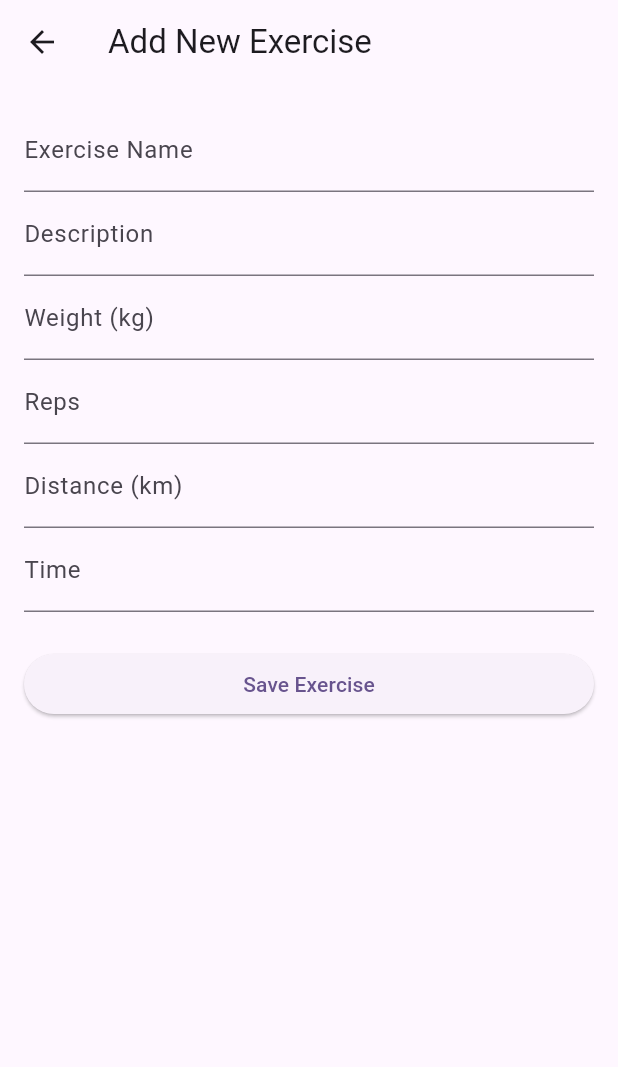
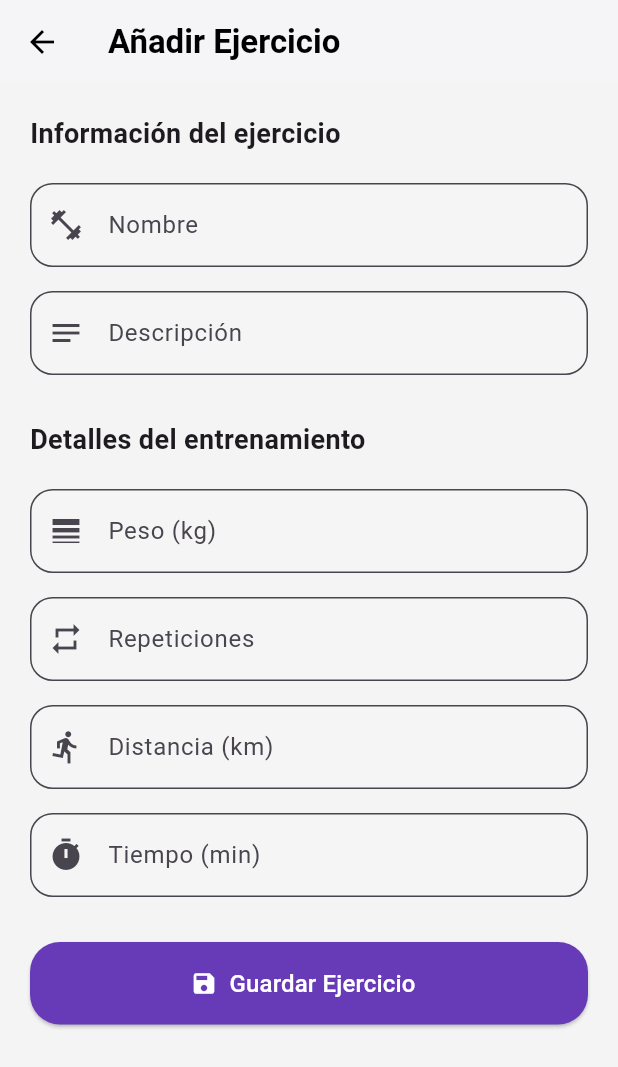
Before and after one commit to DanteFarfan/myapp, a Flutter app: the screen it shows after launch, after a tap on "Añadir ejercicio", on a phone screen of 412 x 824 dp. Shown: the top 1067 px of the screen. Run offline on Flutter 3.47's test engine with Material 3 defaults, Android fonts, the phone set to English and light mode, and no system bars; our stand-ins replace sqflite; accounts and stored records are empty.

Commit message:
Actualización
Github setup, cosas básicas establecidas

```diff
--- /dev/null
+++ b/lib/database/db_helper.dart
@@ -0,0 +1,53 @@
+import 'package:sqflite/sqflite.dart';
+import 'package:path/path.dart';
+import '../model/datos_entrenamiento.dart';
+
+class DBHelper {
+  static Database? _db;
+
+  static const String tabla = 'DatosEntrenamiento';
+
+  static Future<Database> _initDB() async {
+    final dbPath = await getDatabasesPath();
+    final path = join(dbPath, 'fitness.db');
+
+    return openDatabase(
+      path,
+      version: 1,
+      onCreate: (db, version) async {
+        await db.execute('''
+          CREATE TABLE $tabla (
+            id INTEGER PRIMARY KEY AUTOINCREMENT,
+            titulo TEXT,
+            descripcion TEXT,
+            fecha TEXT
+          )
+        ''');
+      },
+    );
+  }
+
+  static Future<Database> getDB() async {
+    _db ??= await _initDB();
+    return _db!;
+  }
+
+  static Future<int> insert(DatosEntrenamiento datos) async {
+    final db = await getDB();
+    return await db.insert(tabla, datos.toMap());
+  }
+
+  static Future<List<DatosEntrenamiento>> getEntrenamientosDelDia(
+    DateTime dia,
+  ) async {
+    final db = await getDB();
+    final hoyStr =
+        '${dia.year}-${dia.month.toString().padLeft(2, '0')}-${dia.day.toString().padLeft(2, '0')}';
+    final List<Map<String, dynamic>> maps = await db.query(
+      tabla,
+      where: 'fecha = ?',
+      whereArgs: [hoyStr],
+    );
+    return maps.map((e) => DatosEntrenamiento.fromMap(e)).toList();
+  }
+}
--- /dev/null
+++ b/lib/model/datos_entrenamiento.dart
@@ -0,0 +1,37 @@
+class DatosEntrenamiento {
+  final int? id;
+  final String titulo;
+  final String descripcion;
+  final DateTime fecha;
+
+  DatosEntrenamiento({
+    this.id,
+    required this.titulo,
+    required this.descripcion,
+    required this.fecha,
+  });
+
+  Map<String, dynamic> toMap() {
+    return {
+      'id': id,
+      'titulo': titulo,
+      'descripcion': descripcion,
+      'fecha':
+          '${fecha.year}-${fecha.month.toString().padLeft(2, '0')}-${fecha.day.toString().padLeft(2, '0')}',
+    };
+  }
+
+  factory DatosEntrenamiento.fromMap(Map<String, dynamic> map) {
+    final fechaParts = map['fecha'].split('-');
+    return DatosEntrenamiento(
+      id: map['id'],
+      titulo: map['titulo'],
+      descripcion: map['descripcion'],
+      fecha: DateTime(
+        int.parse(fechaParts[0]),
+        int.parse(fechaParts[1]),
+        int.parse(fechaParts[2]),
+      ),
+    );
+  }
+}
--- a/lib/view/add_exercise.dart
+++ b/lib/view/add_exercise.dart
@@ -1,4 +1,6 @@
 import 'package:flutter/material.dart';
+import 'package:myapp/database/db_helper.dart';
+import 'package:myapp/model/datos_entrenamiento.dart';
 
 class AddExerciseScreen extends StatefulWidget {
   const AddExerciseScreen({super.key});
@@ -9,12 +11,12 @@ class AddExerciseScreen extends StatefulWidget {
 
 class _AddExerciseScreenState extends State<AddExerciseScreen> {
   final _formKey = GlobalKey<FormState>();
-  final TextEditingController _nameController = TextEditingController();
-  final TextEditingController _descriptionController = TextEditingController();
-  final TextEditingController _weightController = TextEditingController();
-  final TextEditingController _repsController = TextEditingController();
-  final TextEditingController _distanceController = TextEditingController();
-  final TextEditingController _timeController = TextEditingController();
+  final _nameController = TextEditingController();
+  final _descriptionController = TextEditingController();
+  final _weightController = TextEditingController();
+  final _repsController = TextEditingController();
+  final _distanceController = TextEditingController();
+  final _timeController = TextEditingController();
 
   @override
   void dispose() {
@@ -27,71 +29,123 @@ class _AddExerciseScreenState extends State<AddExerciseScreen> {
     super.dispose();
   }
 
-  void _saveExercise() {
+  void _saveExercise() async {
     if (_formKey.currentState!.validate()) {
-      // Process the data, e.g., save to a database or state management
-      print('Exercise Name: ${_nameController.text}');
-      print('Description: ${_descriptionController.text}');
-      print('Weight: ${_weightController.text}');
-      print('Reps: ${_repsController.text}');
-      print('Distance: ${_distanceController.text}');
-      print('Time: ${_timeController.text}');
-      // Navigate back to the home screen or show a success message
-      Navigator.pop(context);
+      final nuevo = DatosEntrenamiento(
+        titulo: _nameController.text,
+        descripcion: _descriptionController.text,
+        fecha: DateTime.now(),
+      );
+
+      await DBHelper.insert(nuevo);
+      Navigator.pop(context, true);
     }
+  }
+
+  InputDecoration _buildInputDecoration(String label, IconData icon) {
+    return InputDecoration(
+      labelText: label,
+      prefixIcon: Icon(icon),
+      border: OutlineInputBorder(borderRadius: BorderRadius.circular(15)),
+      filled: true,
+      fillColor: Colors.grey[100],
+    );
   }
 
   @override
   Widget build(BuildContext context) {
     return Scaffold(
+      backgroundColor: const Color(0xFFF4F4F4),
       appBar: AppBar(
-        title: const Text('Add New Exercise'),
+        title: const Text(
+          'Añadir Ejercicio',
+          style: TextStyle(color: Colors.black, fontWeight: FontWeight.bold),
+        ),
+        backgroundColor: Colors.white,
+        elevation: 2,
+        iconTheme: const IconThemeData(color: Colors.black),
       ),
-      body: Padding(
-        padding: const EdgeInsets.all(16.0),
+      body: SingleChildScrollView(
+        padding: const EdgeInsets.all(20),
         child: Form(
           key: _formKey,
-          child: ListView(
-            children: <Widget>[
+          child: Column(
+            crossAxisAlignment: CrossAxisAlignment.start,
+            children: [
+              const Text(
+                'Información del ejercicio',
+                style: TextStyle(fontSize: 18, fontWeight: FontWeight.bold),
+              ),
+              const SizedBox(height: 20),
               TextFormField(
                 controller: _nameController,
-                decoration: const InputDecoration(labelText: 'Exercise Name'),
-                validator: (value) {
-                  if (value == null || value.isEmpty) {
-                    return 'Please enter an exercise name';
-                  }
-                  return null;
-                },
+                decoration: _buildInputDecoration(
+                  'Nombre',
+                  Icons.fitness_center,
+                ),
+                validator:
+                    (value) =>
+                        value == null || value.isEmpty
+                            ? 'Este campo es obligatorio'
+                            : null,
               ),
+              const SizedBox(height: 16),
               TextFormField(
                 controller: _descriptionController,
-                decoration: const InputDecoration(labelText: 'Description'),
+                decoration: _buildInputDecoration('Descripción', Icons.notes),
               ),
+              const SizedBox(height: 30),
+              const Text(
+                'Detalles del entrenamiento',
+                style: TextStyle(fontSize: 18, fontWeight: FontWeight.bold),
+              ),
+              const SizedBox(height: 20),
               TextFormField(
                 controller: _weightController,
-                decoration: const InputDecoration(labelText: 'Weight (kg)'),
+                decoration: _buildInputDecoration(
+                  'Peso (kg)',
+                  Icons.line_weight,
+                ),
                 keyboardType: TextInputType.number,
               ),
+              const SizedBox(height: 16),
               TextFormField(
                 controller: _repsController,
-                decoration: const InputDecoration(labelText: 'Reps'),
+                decoration: _buildInputDecoration('Repeticiones', Icons.repeat),
                 keyboardType: TextInputType.number,
               ),
+              const SizedBox(height: 16),
               TextFormField(
                 controller: _distanceController,
-                decoration: const InputDecoration(labelText: 'Distance (km)'),
+                decoration: _buildInputDecoration(
+                  'Distancia (km)',
+                  Icons.directions_run,
+                ),
                 keyboardType: TextInputType.number,
               ),
+              const SizedBox(height: 16),
               TextFormField(
                 controller: _timeController,
-                decoration: const InputDecoration(labelText: 'Time'),
-                keyboardType: TextInputType.datetime, // Or appropriate type for time input
+                decoration: _buildInputDecoration('Tiempo (min)', Icons.timer),
+                keyboardType: TextInputType.number,
               ),
-              Padding(
-                padding: const EdgeInsets.symmetric(vertical: 24.0),
-                child: ElevatedButton(
+              const SizedBox(height: 30),
+              SizedBox(
+                width: double.infinity,
+                height: 55,
+                child: ElevatedButton.icon(
+                  icon: const Icon(Icons.save, color: Colors.white),
+                  label: const Text(
+                    'Guardar Ejercicio',
+                    style: TextStyle(color: Colors.white, fontSize: 16),
+                  ),
+                  style: ElevatedButton.styleFrom(
+                    backgroundColor: Colors.deepPurple.shade500,
+                    shape: RoundedRectangleBorder(
+                      borderRadius: BorderRadius.circular(20),
+                    ),
+                  ),
                   onPressed: _saveExercise,
-                  child: const Text('Save Exercise'),
                 ),
               ),
             ],
--- /dev/null
+++ b/lib/view/exercise_detail_screen.dart
@@ -0,0 +1,47 @@
+import 'package:flutter/material.dart';
+import 'package:intl/intl.dart';
+//import 'package:myapp/view/home_screen.dart'; // importa la clase DatosEntrenamiento si está en otro archivo
+import 'package:myapp/model/datos_entrenamiento.dart';
+//import 'package:myapp/database/db_helper.dart';
+
+class ExerciseDetailScreen extends StatelessWidget {
+  final DatosEntrenamiento entrenamiento;
+
+  const ExerciseDetailScreen({super.key, required this.entrenamiento});
+
+  @override
+  Widget build(BuildContext context) {
+    final fechaFormateada = DateFormat(
+      'dd/MM/yyyy',
+    ).format(entrenamiento.fecha);
+
+    return Scaffold(
+      appBar: AppBar(
+        title: const Text('Detalle del Entrenamiento'),
+        backgroundColor: Colors.deepPurple.shade400,
+      ),
+      body: Padding(
+        padding: const EdgeInsets.all(20),
+        child: Column(
+          crossAxisAlignment: CrossAxisAlignment.start,
+          children: [
+            Text(
+              entrenamiento.titulo,
+              style: const TextStyle(fontSize: 26, fontWeight: FontWeight.bold),
+            ),
+            const SizedBox(height: 10),
+            Text(
+              fechaFormateada,
+              style: const TextStyle(color: Colors.grey, fontSize: 14),
+            ),
+            const SizedBox(height: 20),
+            Text(
+              entrenamiento.descripcion,
+              style: const TextStyle(fontSize: 18),
+            ),
+          ],
+        ),
+      ),
+    );
+  }
+}
--- a/lib/view/home_screen.dart
+++ b/lib/view/home_screen.dart
@@ -1,77 +1,180 @@
 import 'package:flutter/material.dart';
 import 'package:myapp/view/add_exercise.dart';
+import 'package:myapp/view/exercise_detail_screen.dart';
+import 'package:intl/intl.dart';
+import 'package:myapp/database/db_helper.dart';
+import 'package:myapp/model/datos_entrenamiento.dart';
 
-class HomeScreen extends StatelessWidget {
+class HomeScreen extends StatefulWidget {
   const HomeScreen({super.key});
 
   @override
-  Widget build(BuildContext context) {
-    return Scaffold(
-      appBar: AppBar(
-        backgroundColor: Colors.white,
-        elevation: 0,
-        title: Row(
-          mainAxisAlignment: MainAxisAlignment.spaceBetween,
+  State<HomeScreen> createState() => _HomeScreenState();
+}
+
+class _HomeScreenState extends State<HomeScreen> {
+  List<DatosEntrenamiento> entrenamientosDelDia = [];
+
+  @override
+  void initState() {
+    super.initState();
+    cargarEntrenamientosDelDia();
+  }
+
+  void cargarEntrenamientosDelDia() async {
+    final hoy = DateTime.now();
+    final datos = await DBHelper.getEntrenamientosDelDia(hoy);
+    setState(() {
+      entrenamientosDelDia = datos;
+    });
+  }
+
+  void _showOptions(BuildContext context) {
+    showModalBottomSheet(
+      context: context,
+      shape: const RoundedRectangleBorder(
+        borderRadius: BorderRadius.vertical(top: Radius.circular(25)),
+      ),
+      builder: (context) {
+        return Padding(
+          padding: const EdgeInsets.symmetric(vertical: 20.0, horizontal: 30.0),
+          child: Column(
+            mainAxisSize: MainAxisSize.min,
             children: [
-            CircleAvatar(
-              radius: 20,
-              backgroundColor: Colors.grey[300],
+              const Text(
+                'Opciones',
+                style: TextStyle(fontSize: 20, fontWeight: FontWeight.bold),
               ),
-            IconButton(
-              icon: const Icon(Icons.menu, color: Colors.black),
-              onPressed: () {},
+              const SizedBox(height: 20),
+              ListTile(
+                leading: const Icon(Icons.show_chart, color: Colors.deepPurple),
+                title: const Text('Seguimiento'),
+                onTap: () {},
+              ),
+              ListTile(
+                leading: const Icon(
+                  Icons.restaurant_menu,
+                  color: Colors.deepPurple,
+                ),
+                title: const Text('Plan de nutrición'),
+                onTap: () {},
+              ),
+              ListTile(
+                leading: const Icon(
+                  Icons.fitness_center,
+                  color: Colors.deepPurple,
+                ),
+                title: const Text('Plantillas de ejercicio'),
+                onTap: () {},
               ),
             ],
           ),
+        );
+      },
+    );
+  }
+
+  @override
+  Widget build(BuildContext context) {
+    final fechaHoy = DateFormat('dd/MM/yyyy').format(DateTime.now());
+
+    return Scaffold(
+      backgroundColor: const Color(0xFFF4F4F4),
+      appBar: AppBar(
+        backgroundColor: Colors.white,
+        elevation: 2,
+        title: const Text(
+          'FitMaster',
+          style: TextStyle(color: Colors.black, fontWeight: FontWeight.bold),
         ),
-      body: Center(
-        child: LayoutBuilder(
-          builder: (context, constraints) {
-            double buttonWidth = constraints.maxWidth * 0.4;
-            return Column(
-              mainAxisAlignment: MainAxisAlignment.center,
+        actions: [
+          IconButton(
+            icon: const Icon(Icons.more_vert, color: Colors.black),
+            onPressed: () => _showOptions(context),
+          ),
+        ],
+      ),
+      body: Padding(
+        padding: const EdgeInsets.symmetric(horizontal: 25, vertical: 20),
+        child: Column(
+          crossAxisAlignment: CrossAxisAlignment.start,
           children: [
-                SizedBox(
-                  width: buttonWidth,
-                  height: 50,
-                  child: ElevatedButton(
-                    onPressed: () {
+            Text(
+              'Entrenamientos de hoy ($fechaHoy)',
+              style: const TextStyle(fontSize: 18, fontWeight: FontWeight.bold),
+            ),
+            const SizedBox(height: 10),
+            entrenamientosDelDia.isEmpty
+                ? const Text(
+                  'No se registraron entrenamientos hoy.',
+                  style: TextStyle(color: Colors.grey),
+                )
+                : Expanded(
+                  child: ListView.builder(
+                    itemCount: entrenamientosDelDia.length,
+                    itemBuilder: (context, index) {
+                      final e = entrenamientosDelDia[index];
+                      return Card(
+                        elevation: 2,
+                        shape: RoundedRectangleBorder(
+                          borderRadius: BorderRadius.circular(15),
+                        ),
+                        margin: const EdgeInsets.symmetric(vertical: 8),
+                        child: ListTile(
+                          leading: const Icon(
+                            Icons.check_circle,
+                            color: Colors.deepPurple,
+                          ),
+                          title: Text(e.titulo),
+                          subtitle: Text(e.descripcion),
+                          onTap: () {
                             Navigator.push(
                               context,
-                        MaterialPageRoute(builder: (context) => const AddExerciseScreen()),
+                              MaterialPageRoute(
+                                builder:
+                                    (context) =>
+                                        ExerciseDetailScreen(entrenamiento: e),
+                              ),
                             );
                           },
-                    style: ElevatedButton.styleFrom(
-                      backgroundColor: Colors.deepPurple.shade400,
-                      shape: RoundedRectangleBorder(
-                        borderRadius: BorderRadius.circular(30),
                         ),
-                    ),
-                    child: const Text('Añadir ejercicio',
-                        style: TextStyle(color: Colors.white)),
+                      );
+                    },
                   ),
                 ),
             const SizedBox(height: 20),
             SizedBox(
-                  width: buttonWidth,
-                  height: 50,
-                  child: ElevatedButton(
-                    onPressed: () {
-                      // Navigate to routines screen
-                    },
+              width: double.infinity,
+              height: 55,
+              child: ElevatedButton.icon(
+                icon: const Icon(Icons.add, color: Colors.white),
+                label: const Text(
+                  'Añadir ejercicio',
+                  style: TextStyle(color: Colors.white, fontSize: 16),
+                ),
                 style: ElevatedButton.styleFrom(
-                      backgroundColor: Colors.deepPurple.shade400,
+                  backgroundColor: Colors.deepPurple.shade500,
                   shape: RoundedRectangleBorder(
-                        borderRadius: BorderRadius.circular(30),
+                    borderRadius: BorderRadius.circular(20),
                   ),
                 ),
-                    child: const Text('Añadir rutina',
-                        style: TextStyle(color: Colors.white)),
+                onPressed: () async {
+                  // Espera a que se cierre AddExerciseScreen
+                  final resultado = await Navigator.push(
+                    context,
+                    MaterialPageRoute(
+                      builder: (context) => const AddExerciseScreen(),
+                    ),
+                  );
+
+                  // Si se guardó un nuevo ejercicio, recarga la lista
+                  if (resultado == true) {
+                    cargarEntrenamientosDelDia();
+                  }
+                },
               ),
             ),
           ],
-            );
-          },
         ),
       ),
     );
--- a/pubspec.yaml
+++ b/pubspec.yaml
@@ -30,6 +30,9 @@ environment:
 dependencies:
   flutter:
     sdk: flutter
+  intl: ^0.18.1
+  sqflite: ^2.3.0
+  path: ^1.9.0
 
   # The following adds the Cupertino Icons font to your application.
   # Use with the CupertinoIcons class for iOS style icons.
```
Also changed, not shown: pubspec.lock, 144 other files. Lines whose indentation alone changed are shown as unchanged.
